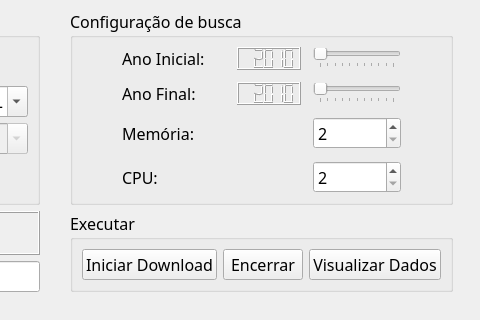
Above: layouts/download.ui from rodriguesmsb/pyBIS before the change; both pictures show x 492 to 972 and y 0 to 320 of the 972 by 508 pixel window. Below: the same form after it.
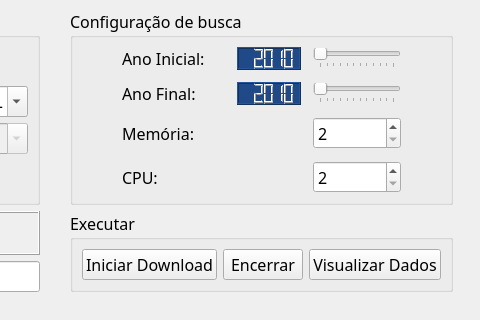
That is the form after the change. Icons and pictures are not drawn.

The edit to the form file:
```diff
--- a/layouts/download.ui
+++ b/layouts/download.ui
@@ -311,6 +311,9 @@
          </item>
          <item row="1" column="3">
           <widget class="QLCDNumber" name="lcdNumber_2">
+           <property name="styleSheet">
+            <string notr="true">background-color: rgb(32, 74, 135);</string>
+           </property>
            <property name="intValue" stdset="0">
             <number>2010</number>
            </property>
@@ -338,7 +341,7 @@
             <number>2010</number>
            </property>
            <property name="maximum">
-            <number>2020</number>
+            <number>2021</number>
            </property>
            <property name="pageStep">
             <number>1</number>
@@ -369,7 +372,7 @@
             <number>2010</number>
            </property>
            <property name="maximum">
-            <number>2020</number>
+            <number>2021</number>
            </property>
            <property name="pageStep">
             <number>1</number>
@@ -399,6 +402,10 @@
            <property name="toolTip">
             <string/>
            </property>
+           <property name="styleSheet">
+            <string notr="true">background-color: rgb(32, 74, 135);
+</string>
+           </property>
            <property name="intValue" stdset="0">
             <number>2010</number>
            </property>
```
